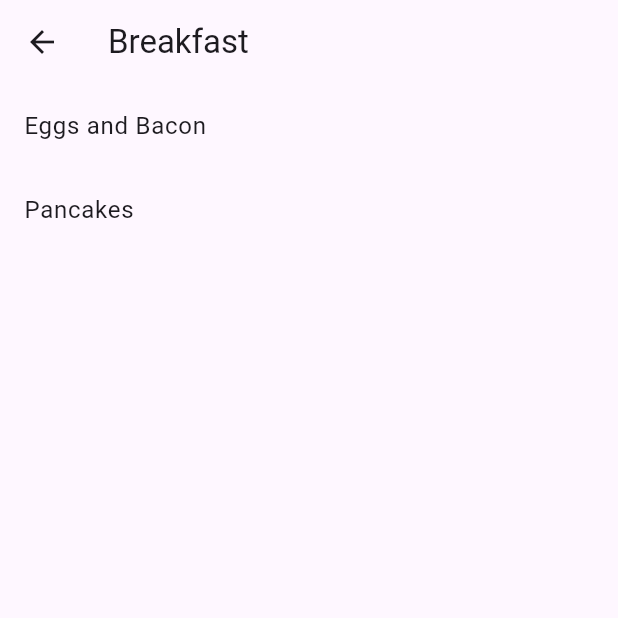
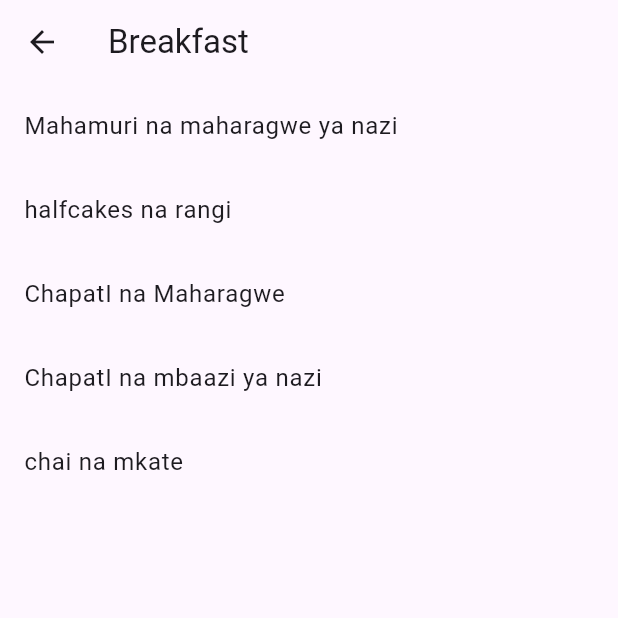
Before and after one commit to Tjtech40/MY-HOTEL-MENU, a Flutter app: the screen it shows after launch, after a tap on "Breakfast", on a phone screen of 412 x 824 dp, the top half of it. Run offline on Flutter 3.47's test engine with Material 3 defaults, Android fonts, the phone set to English and light mode, and no system bars; network calls fail.

Commit message:
updated hotel app

```diff
--- a/lib/main.dart
+++ b/lib/main.dart
@@ -12,13 +12,20 @@ class FoodItem {
 }
 
 List<FoodItem> breakfastItems = [
-  FoodItem(category: 'Breakfast', name: 'Eggs and Bacon'),
-  FoodItem(category: 'Breakfast', name: 'Pancakes'),
+  FoodItem(category: 'Breakfast', name: 'Mahamuri na maharagwe ya nazi'),
+  FoodItem(category: 'Breakfast', name: 'halfcakes na rangi'),
+  FoodItem(category: 'Breakfast', name: 'ChapatI na Maharagwe'),
+   FoodItem(category: 'Breakfast', name: 'ChapatI na mbaazi ya nazi'),
+    FoodItem(category: 'Breakfast', name: 'chai na mkate'),
 ];
 
 List<FoodItem> lunchItems = [
-  FoodItem(category: 'Lunch', name: 'Club Sandwich'),
-  FoodItem(category: 'Lunch', name: 'Caesar Salad'),
+  FoodItem(category: 'Lunch', name: 'Wari na mboga ya majani'),
+  FoodItem(category: 'Lunch', name: 'Wari na samaki'),
+  FoodItem(category: 'Lunch', name: 'Wari na Nyama'),
+  FoodItem(category: 'Lunch', name: 'wali na Nyama'),
+  FoodItem(category: 'Lunch', name: 'Wali na samaki wa nazi'),
+  FoodItem(category: 'Lunch', name: 'pilau'),
 ];
 
 List<FoodItem> snackItems = [
@@ -27,20 +34,27 @@ List<FoodItem> snackItems = [
 ];
 
 List<FoodItem> dinnerItems = [
-  FoodItem(category: 'Dinner', name: 'Spaghetti Bolognese'),
-  FoodItem(category: 'Dinner', name: 'Grilled Chicken'),
+   FoodItem(category: 'Diner', name: 'Wari na mboga ya majani'),
+  FoodItem(category: 'Diner', name: 'Wari na samaki'),
+  FoodItem(category: 'Diner', name: 'Wari na Nyama'),
+  FoodItem(category: 'Diner', name: 'wali na Nyama'),
+  FoodItem(category: 'Diner', name: 'Wali na samaki wa nazi'),
+  FoodItem(category: 'Diner', name: 'pilau'),
 ];
 
 List<FoodItem> beverageItems = [
-  FoodItem(category: 'Beverages', name: 'Coffee'),
-  FoodItem(category: 'Beverages', name: 'Tea'),
+  FoodItem(category: 'Beverages', name: 'Kahawa'),
+  FoodItem(category: 'Beverages', name: 'Chai Rangi'),
+   FoodItem(category: 'Beverages', name: 'Maji ya madafu'),
+    FoodItem(category: 'Beverages', name: 'Tea'),
+     FoodItem(category: 'Beverages', name: 'Arwa Baridi'),
 ];
 
 class MyApp extends StatelessWidget {
   @override
   Widget build(BuildContext context) {
     return MaterialApp(
-      title: 'Food Menu',
+      title: 'Olive Cafe Menu',
       theme: ThemeData(
         primarySwatch: Colors.blue,
       ),
@@ -55,7 +69,7 @@ class HomeScreen extends StatelessWidget {
   Widget build(BuildContext context) {
     return Scaffold(
       appBar: AppBar(
-        title: Text('Food Menu'),
+        title: Text('Olive Cafe '),
       ),
       body: Stack(
         children: [
```
Also changed, not shown: pubspec.lock.
